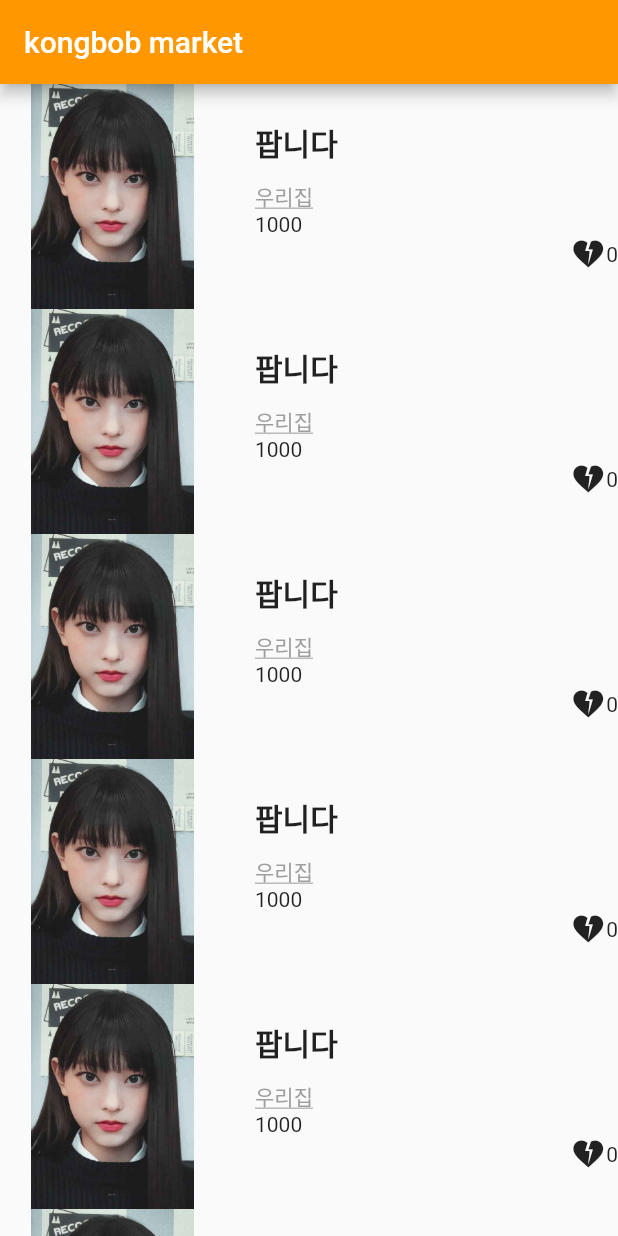
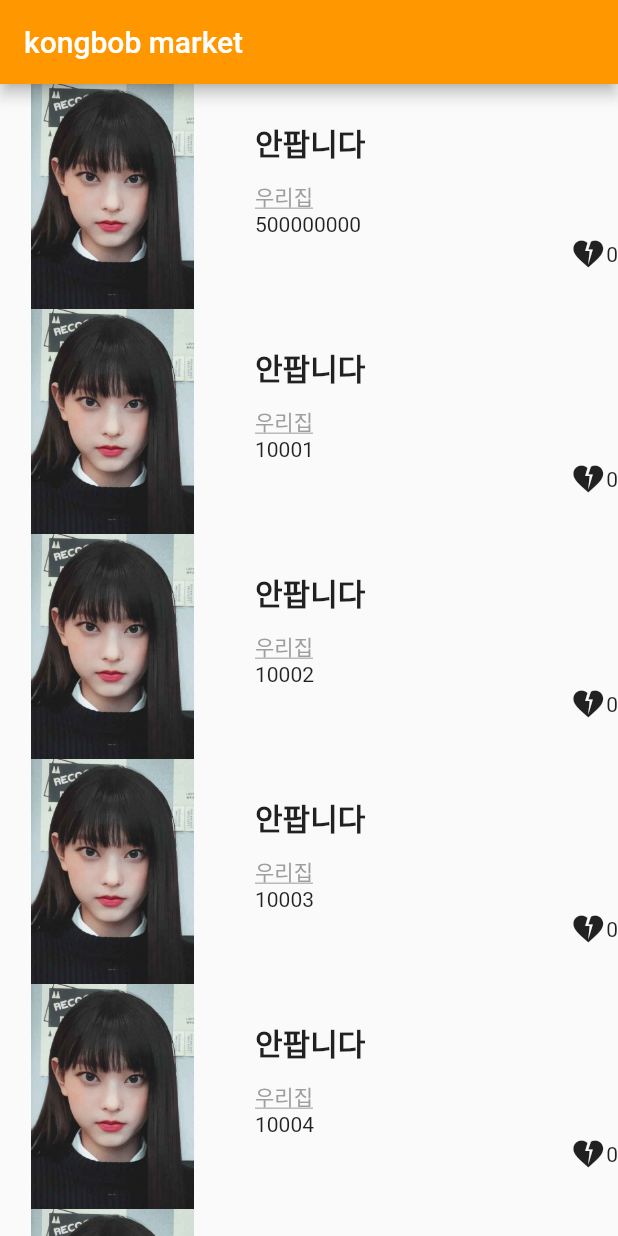
Before and after one commit to eunkyo3/flutter-application-afterschool, a Flutter app: the screen it shows after launch, on a phone screen of 412 x 824 dp. Run offline on Flutter 3.47's test engine with Material 2 defaults, Android fonts, the phone set to English and light mode, and no system bars.

```diff
--- /dev/null
+++ b/lib/detail_page.dart
@@ -0,0 +1,16 @@
+import 'package:flutter/material.dart';
+
+class Detail_page extends StatelessWidget {
+  int price;
+  Detail_page({super.key, required this.price});
+
+  @override
+  Widget build(BuildContext context) {
+    return Scaffold(
+      appBar: AppBar(
+        title: const Text('detail'),
+      ),
+      body: Text('$price'),
+    );
+  }
+}
--- /dev/null
+++ b/lib/kongbob_item.dart
@@ -0,0 +1,65 @@
+import 'package:flutter/material.dart';
+
+class Kongbobitem extends StatelessWidget {
+  String title, addr;
+  int price;
+
+  Kongbobitem({
+    required this.title,
+    required this.addr,
+    required this.price,
+    super.key,
+  });
+
+  @override
+  Widget build(BuildContext context) {
+    return Row(
+      crossAxisAlignment: CrossAxisAlignment.start,
+      children: [
+        Container(
+          width: 150,
+          height: 150,
+          decoration: BoxDecoration(
+              borderRadius: BorderRadius.circular(10),
+              image: const DecorationImage(
+                  image: AssetImage('images/haerin.jpg'))),
+        ),
+        const SizedBox(
+          width: 20,
+        ),
+        Flexible(
+          flex: 1,
+          child: SizedBox(
+            height: 150,
+            width: double.infinity,
+            child: Column(
+              mainAxisAlignment: MainAxisAlignment.center,
+              crossAxisAlignment: CrossAxisAlignment.start,
+              children: [
+                Text(
+                  title,
+                  style: const TextStyle(
+                      fontSize: 20, fontWeight: FontWeight.bold),
+                ),
+                // Divider()로 가능
+                const SizedBox(
+                  height: 10,
+                ),
+                Text(
+                  addr,
+                  style: const TextStyle(
+                      decoration: TextDecoration.underline, color: Colors.grey),
+                ),
+                Text('$price'),
+                Row(
+                  mainAxisAlignment: MainAxisAlignment.end,
+                  children: const [Icon(Icons.heart_broken), Text('0')],
+                )
+              ],
+            ),
+          ),
+        )
+      ],
+    );
+  }
+}
--- a/lib/main.dart
+++ b/lib/main.dart
@@ -1,4 +1,6 @@
 import 'package:flutter/material.dart';
+import 'package:flutter_application_carrot/detail_page.dart';
+import 'kongbob_item.dart';
 
 void main() {
   runApp(MyApp());
@@ -10,91 +12,53 @@ class MyApp extends StatelessWidget {
 
   @override
   Widget build(BuildContext context) {
-    items.add(Kongbobitem(title: '팝니다', addr: '우리집', price: 1000));
-    items.add(Kongbobitem(title: '팝니다', addr: '우리집', price: 1000));
-    items.add(Kongbobitem(title: '팝니다', addr: '우리집', price: 1000));
-    items.add(Kongbobitem(title: '팝니다', addr: '우리집', price: 1000));
-    items.add(Kongbobitem(title: '팝니다', addr: '우리집', price: 1000));
-    items.add(Kongbobitem(title: '팝니다', addr: '우리집', price: 1000));
-    items.add(Kongbobitem(title: '팝니다', addr: '우리집', price: 1000));
-    items.add(Kongbobitem(title: '팝니다', addr: '우리집', price: 1000));
+    items.add(Kongbobitem(title: '안팝니다', addr: '우리집', price: 500000000));
+    items.add(Kongbobitem(title: '안팝니다', addr: '우리집', price: 10001));
+    items.add(Kongbobitem(title: '안팝니다', addr: '우리집', price: 10002));
+    items.add(Kongbobitem(title: '안팝니다', addr: '우리집', price: 10003));
+    items.add(Kongbobitem(title: '안팝니다', addr: '우리집', price: 10004));
+    items.add(Kongbobitem(title: '안팝니다', addr: '우리집', price: 10005));
+    items.add(Kongbobitem(title: '안팝니다', addr: '우리집', price: 10006));
+    items.add(Kongbobitem(title: '안팝니다', addr: '우리집', price: 10007));
 
     return MaterialApp(
-      home: Scaffold(
+      home: HomePage(items: items),
+    );
+  }
+}
+
+class HomePage extends StatelessWidget {
+  const HomePage({
+    super.key,
+    required this.items,
+  });
+
+  final List<Kongbobitem> items;
+
+  @override
+  Widget build(BuildContext context) {
+    return Scaffold(
       appBar: AppBar(
         title: const Text('kongbob market'),
         backgroundColor: Colors.orange,
       ),
       body: SingleChildScrollView(
         child: Column(
-            children: [for (var item in items) item],
-          ),
+          // 행동 인식
+          children: [
+            for (var item in items)
+              GestureDetector(
+                  onTap: () {
+                    Navigator.push(
+                        context,
+                        MaterialPageRoute(
+                          builder: (context) => Detail_page(price: item.price),
+                        ));
+                  },
+                  child: item)
+          ],
         ),
       ),
     );
   }
 }
-
-class Kongbobitem extends StatelessWidget {
-  String title, addr;
-  int price;
-
-  Kongbobitem({
-    required this.title,
-    required this.addr,
-    required this.price,
-    super.key,
-  });
-
-  @override
-  Widget build(BuildContext context) {
-    return Row(
-      crossAxisAlignment: CrossAxisAlignment.start,
-      children: [
-        Container(
-          width: 150,
-          height: 150,
-          decoration: BoxDecoration(
-              borderRadius: BorderRadius.circular(10),
-              image: const DecorationImage(
-                  image: AssetImage('images/haerin.jpg'))),
-        ),
-        const SizedBox(
-          width: 20,
-        ),
-        Flexible(
-          flex: 1,
-          child: SizedBox(
-            height: 150,
-            width: double.infinity,
-            child: Column(
-              mainAxisAlignment: MainAxisAlignment.center,
-              crossAxisAlignment: CrossAxisAlignment.start,
-              children: [
-                Text(
-                  title,
-                  style: const TextStyle(
-                      fontSize: 20, fontWeight: FontWeight.bold),
-                ),
-                // Divider()로 가능
-                const SizedBox(
-                  height: 10,
-                ),
-                Text(
-                  addr,
-                  style: const TextStyle(
-                      decoration: TextDecoration.underline, color: Colors.grey),
-                ),
-                Text('$price'),
-                Row(
-                  mainAxisAlignment: MainAxisAlignment.end,
-                  children: const [Icon(Icons.heart_broken), Text('0')],
-                )
-              ],
-            ),
-          ),
-        )
-      ],
-    );
-  }
-}
```
Lines whose indentation alone changed are shown as unchanged.
